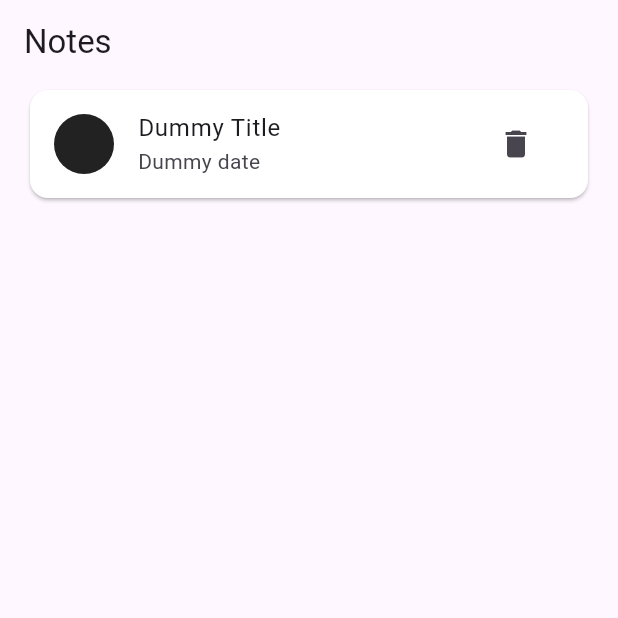
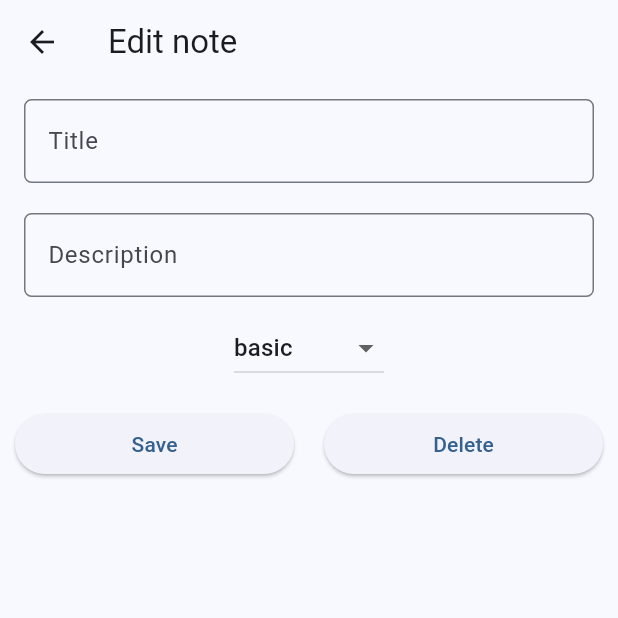
Before and after one commit to TheRealHex/wut-notes, a Flutter app: the screen it shows after launch, after a tap on "Dummy Title", on a phone screen of 412 x 824 dp, the top half of it. Run offline on Flutter 3.47's test engine with Material 3 defaults, Android fonts, the phone set to English and light mode, and no system bars.

Commit message:
Added edit screen Route name and navigation ui: complete for both screens

```diff
--- a/lib/main.dart
+++ b/lib/main.dart
@@ -1,5 +1,5 @@
 import 'package:flutter/material.dart';
-
+import 'package:notes/screens/note_detail.dart';
 import 'screens/note_list.dart';
 
 void main() {
@@ -14,10 +14,15 @@ class MyApp extends StatelessWidget {
       title: 'Notes',
       debugShowCheckedModeBanner: false,
       theme: ThemeData(
-        colorScheme: ColorScheme.fromSeed(seedColor: Colors.deepPurple),
+        colorScheme: ColorScheme.fromSeed(seedColor: Colors.blue),
         useMaterial3: true,
       ),
-      home: const NoteList(),
+      // home: const NoteList(),
+      // home: NoteDetail(),
+      routes: {
+        '/': (_) => const NoteList(),
+        '/details': (_) => const NoteDetail(),
+      },
     );
   }
 }
--- a/lib/screens/note_detail.dart
+++ b/lib/screens/note_detail.dart
@@ -0,0 +1,95 @@
+import 'package:flutter/material.dart';
+
+class NoteDetail extends StatefulWidget {
+  const NoteDetail({super.key});
+
+  @override
+  State<NoteDetail> createState() => _NoteDetailState();
+}
+
+class _NoteDetailState extends State<NoteDetail> {
+  static final _priorities = ['important!', 'basic'];
+
+  TextEditingController titleController = TextEditingController();
+  TextEditingController descriptionController = TextEditingController();
+
+  @override
+  Widget build(BuildContext context) {
+    return Scaffold(
+      appBar: AppBar(
+        title: const Text('Edit note'),
+      ),
+      body: Column(
+        crossAxisAlignment: CrossAxisAlignment.center,
+        children: [
+          // Title textfield
+          Padding(
+            padding: const EdgeInsets.symmetric(horizontal: 16, vertical: 10),
+            child: TextField(
+              controller: titleController,
+              onChanged: (value) {
+                debugPrint('title is being added.');
+              },
+              decoration: InputDecoration(
+                  labelText: 'Title',
+                  border: OutlineInputBorder(
+                    borderRadius: BorderRadius.circular(5),
+                  )),
+            ),
+          ),
+          // Description textfield
+          Padding(
+            padding: const EdgeInsets.symmetric(horizontal: 16, vertical: 10),
+            child: TextField(
+              controller: descriptionController,
+              onChanged: (value) {
+                debugPrint('Description is being added.');
+              },
+              decoration: InputDecoration(
+                  labelText: 'Description',
+                  border: OutlineInputBorder(
+                    borderRadius: BorderRadius.circular(5),
+                  )),
+            ),
+          ),
+          // Priority dropdown
+          DropdownButton(
+            items: _priorities.map((String dropDownStringItems) {
+              return DropdownMenuItem<String>(
+                value: dropDownStringItems,
+                child: Text(dropDownStringItems),
+              );
+            }).toList(),
+            value: 'basic',
+            onChanged: (valueSelected) {
+              setState(() {
+                debugPrint(valueSelected);
+              });
+            },
+          ),
+          Padding(
+            padding: const EdgeInsets.symmetric(horizontal: 10.0, vertical: 16),
+            child: Row(
+              mainAxisAlignment: MainAxisAlignment.center,
+              children: [
+                Expanded(
+                  child: ElevatedButton(
+                    onPressed: () {},
+                    child: const Text('Save'),
+                  ),
+                ),
+                const SizedBox(width: 20),
+                Expanded(
+                  child: ElevatedButton(
+                    onPressed: () {},
+                    child: const Text('Delete'),
+                  ),
+                )
+              ],
+            ),
+          )
+        ],
+      ),
+    );
+  }
+}
--- a/lib/screens/note_list.dart
+++ b/lib/screens/note_list.dart
@@ -17,6 +17,13 @@ class _NoteListState extends State<NoteList> {
         title: const Text('Notes'),
       ),
       body: _getNoteListView(),
+      floatingActionButton: FloatingActionButton.small(
+        onPressed: () {
+          debugPrint('fab clicked.');
+        },
+        tooltip: 'Add Note',
+        child: const Icon(Icons.add),
+      ),
     );
   }
 
@@ -35,10 +42,14 @@ class _NoteListState extends State<NoteList> {
               ),
               title: const Text('Dummy Title'),
               subtitle: const Text('Dummy date'),
-              trailing:
-                  IconButton(onPressed: () {}, icon: const Icon(Icons.delete)),
+              trailing: IconButton(
+                  onPressed: () {
+                    debugPrint('delete clicked.');
+                  },
+                  icon: const Icon(Icons.delete)),
               onTap: () {
-                debugPrint('test');
+                debugPrint('ListTile clicked.');
+                Navigator.pushNamed(context, '/details');
               },
             ),
           ),
```
Also changed, not shown: 1 other file.
